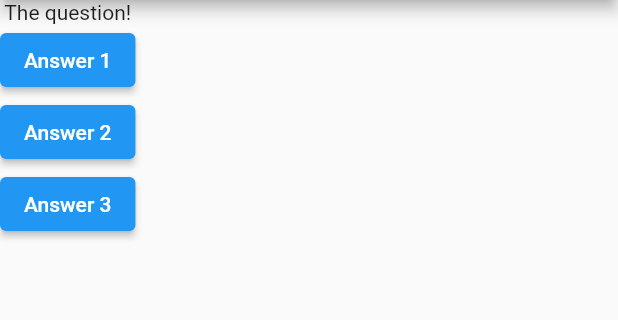
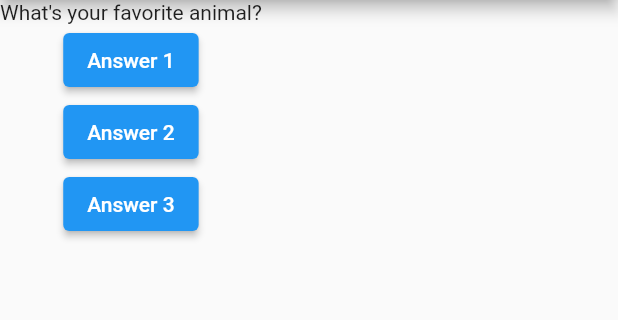
Before and after one commit to rizafairuzzabadi/Flutter-Projects, a Flutter app: the screen it shows after launch, after a tap on "Answer 1", on a phone screen of 412 x 824 dp, the part 84-404 px from its top. Run offline on Flutter 3.47's test engine with Material 2 defaults, Android fonts, the phone set to English and light mode, and no system bars.

Commit message:
Stateless to Stateful convert

```diff
--- a/from_scratch/lib/main.dart
+++ b/from_scratch/lib/main.dart
@@ -4,32 +4,56 @@
 //   runApp(const MyApp());
 // }
 
-void main() => runApp(const MyApp());
+void main() => runApp(MyApp());
 
-class MyApp extends StatelessWidget {
+class MyApp extends StatefulWidget {
 
-  void answerQuestion(){
+  @override
+  State<StatefulWidget> createState() {
+    return MyAppState();
+  }
+}
+
+class MyAppState extends State<MyApp>{
+
+  var questionIndex = 0;
+
+  void answerQuestion() {
+    setState((){
+          questionIndex = questionIndex + 1;
+    });
     print('Answer chosen!');
   }
 
-  const MyApp({super.key}); //key is a property of the stateless widget
-
-
   @override //a decorator. Deliberately overriding the default behavior of the build method
   Widget build(BuildContext context) {
-    var questions = ['What\'s your favorite color?', 'What\'s your favorite animal?'];
+    var questions = [
+      'What\'s your favorite color?',
+      'What\'s your favorite animal?'
+    ];
     return MaterialApp(
       home: Scaffold(
-          appBar: AppBar(
-            title: const Text('My First App'),
-          ),
-          body: Column(children: [
-            const Text('The question!'),
-            ElevatedButton(onPressed: answerQuestion, child: const Text('Answer 1')),
-            ElevatedButton(onPressed: answerQuestion, child: const Text('Answer 2')),
-            ElevatedButton(onPressed: answerQuestion, child: const Text('Answer 3')),
-          ],), //Widget is a class
-          ),
+        appBar: AppBar(
+          title: const Text('My First App'),
+        ),
+        body: Column(
+          children: [
+            Text(questions.elementAt(questionIndex)), //questions[index]
+            ElevatedButton(
+                onPressed: answerQuestion, child: const Text('Answer 1')),
+            ElevatedButton(
+                onPressed: () => print('Answer 2 chosen!'),
+                child: const Text('Answer 2')),
+            ElevatedButton(
+                onPressed: () {
+                  //() is anonymous function
+                  //...
+                  print('Answer 3 chosen');
+                },
+                child: const Text('Answer 3')),
+          ],
+        ), //Widget is a class
+      ),
     ); //Scaffold is a widget that provides a basic layout
   }
 }
```
Also changed, not shown: 1 other file.
